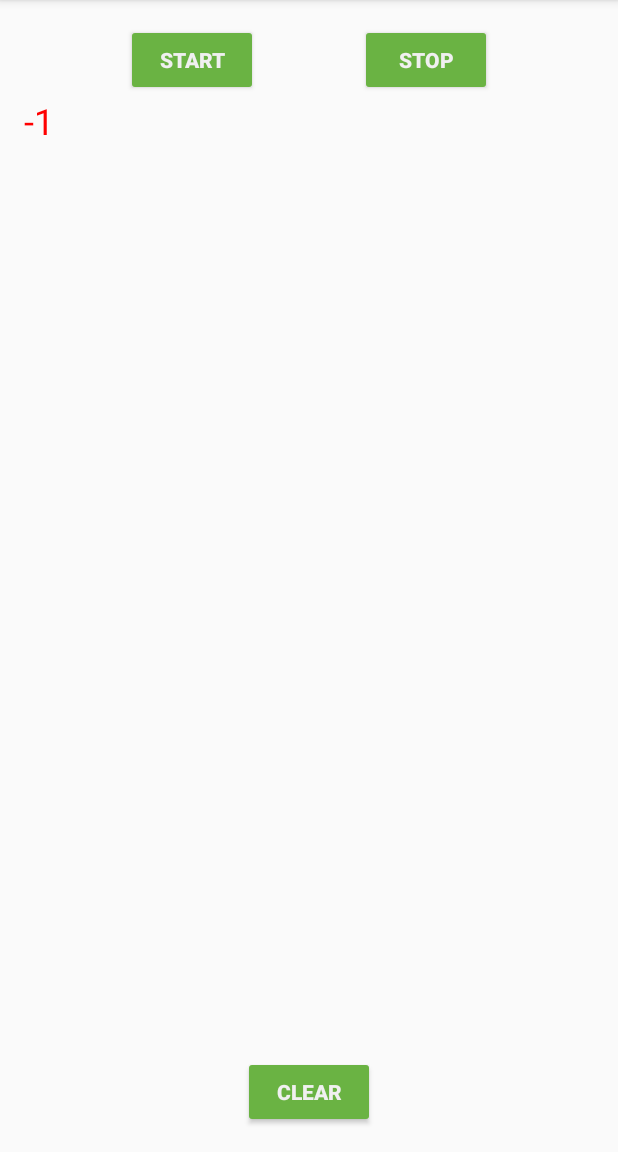
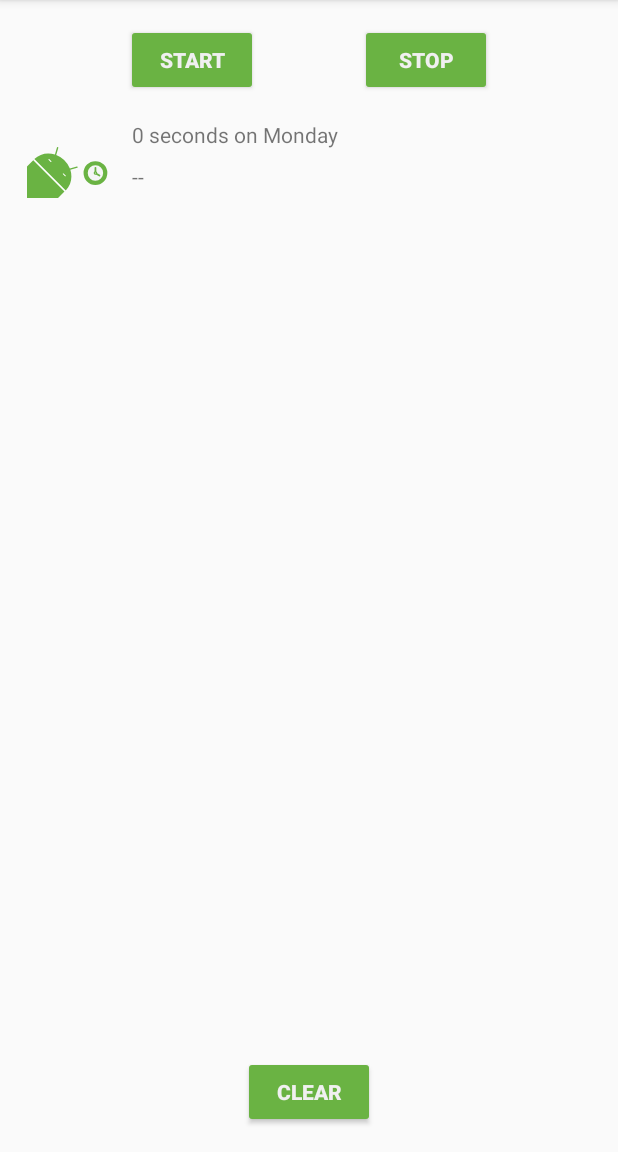
Before and after one commit to ptreitler/andfun-kotlin-sleep-tracker-with-recyclerview, an Android app: the screen it shows after launch (MainActivity), after a tap on "START", on a phone screen of 412 x 824 dp, the part 84-1236 px from its top. Run offline under Robolectric (Android 15) with nearby library versions, the phone set to English and light mode, and no system bars; our stand-ins replace Room's generated code, data binding; Roboto replaces fonts that are not available here; 3 statements that could not run were skipped.

Commit message:
Step.04-Solution-Display-SleepQuality-List

```diff
--- a/app/src/main/java/com/example/android/trackmysleepquality/sleeptracker/SleepNightAdapter.kt
+++ b/app/src/main/java/com/example/android/trackmysleepquality/sleeptracker/SleepNightAdapter.kt
@@ -16,17 +16,18 @@
 
 package com.example.android.trackmysleepquality.sleeptracker
 
-import android.graphics.Color
 import android.view.LayoutInflater
+import android.view.View
 import android.view.ViewGroup
+import android.widget.ImageView
 import android.widget.TextView
 import androidx.recyclerview.widget.RecyclerView
 import com.example.android.trackmysleepquality.R
-import com.example.android.trackmysleepquality.TextItemViewHolder
+import com.example.android.trackmysleepquality.convertDurationToFormatted
+import com.example.android.trackmysleepquality.convertNumericQualityToString
 import com.example.android.trackmysleepquality.database.SleepNight
 
-// TODO (06) Change RecyclerView.Adapter’s parameter to <SleepNightAdapter.ViewHolder>.
-class SleepNightAdapter : RecyclerView.Adapter<TextItemViewHolder>() {
+class SleepNightAdapter : RecyclerView.Adapter<SleepNightAdapter.ViewHolder>() {
 
     var data = listOf<SleepNight>()
         set(value) {
@@ -36,34 +37,34 @@ class SleepNightAdapter : RecyclerView.Adapter<TextItemViewHolder>() {
 
     override fun getItemCount() = data.size
 
-    // TODO (08) Change onBindViewHolder’s holder parameter type to ViewHolder, and update views.
-    override fun onBindViewHolder(holder: TextItemViewHolder, position: Int) {
+    override fun onBindViewHolder(holder: ViewHolder, position: Int) {
         val item = data[position]
-        holder.textView.text = item.sleepQuality.toString()
-
-        if (item.sleepQuality <= 1) {
-            holder.textView.setTextColor(Color.RED) // red
-        } else {
-            // reset
-            holder.textView.setTextColor(Color.BLACK) // black
-        }
+        val res = holder.itemView.context.resources
+        holder.sleepLength.text = convertDurationToFormatted(item.startTimeMilli, item.endTimeMilli, res)
+        holder.quality.text = convertNumericQualityToString(item.sleepQuality, res)
+        holder.qualityImage.setImageResource(when (item.sleepQuality) {
+            0 -> R.drawable.ic_sleep_0
+            1 -> R.drawable.ic_sleep_1
+            2 -> R.drawable.ic_sleep_2
+            3 -> R.drawable.ic_sleep_3
+            4 -> R.drawable.ic_sleep_4
+            5 -> R.drawable.ic_sleep_5
+            else -> R.drawable.ic_sleep_active
+        })
     }
 
-    override fun onCreateViewHolder(parent: ViewGroup, viewType: Int): TextItemViewHolder {
-
-        // TODO (07) Update view to inflate list_item_sleep_night, and change
-        // return type to ViewHolder.
-
+    override fun onCreateViewHolder(parent: ViewGroup, viewType: Int): ViewHolder {
         val layoutInflater = LayoutInflater.from(parent.context)
         val view = layoutInflater
-                .inflate(R.layout.text_item_view, parent, false) as TextView
+                .inflate(R.layout.list_item_sleep_night, parent, false)
 
-        return TextItemViewHolder(view)
+        return ViewHolder(view)
     }
 
-    // TODO (04) Create a ViewHolder class that extends RecyclerView.ViewHolder.
-
-    // TODO (05) Inside the ViewHolder, use findViewById() to create properties for sleepLength,
-    // quality, and qualityImage.
+    class ViewHolder(itemView: View) : RecyclerView.ViewHolder(itemView){
+        val sleepLength: TextView = itemView.findViewById(R.id.sleep_length)
+        val quality: TextView = itemView.findViewById(R.id.quality_string)
+        val qualityImage: ImageView = itemView.findViewById(R.id.quality_image)
+    }
 
 }
--- a/app/src/main/res/layout/list_item_sleep_night.xml
+++ b/app/src/main/res/layout/list_item_sleep_night.xml
@@ -1,14 +1,45 @@
 <?xml version="1.0" encoding="utf-8"?>
 <androidx.constraintlayout.widget.ConstraintLayout
     xmlns:android="http://schemas.android.com/apk/res/android"
+    xmlns:app="http://schemas.android.com/apk/res-auto"
+    xmlns:tools="http://schemas.android.com/tools"
     android:orientation="vertical"
     android:layout_width="match_parent"
     android:layout_height="wrap_content">
 
-    <!-- TODO (01) Add an ImageView and set its id to quality_image. -->
+    <ImageView
+        android:id="@+id/quality_image"
+        android:layout_width="@dimen/icon_size"
+        android:layout_height="60dp"
+        android:layout_marginStart="16dp"
+        android:layout_marginTop="8dp"
+        android:layout_marginBottom="8dp"
+        app:layout_constraintBottom_toBottomOf="parent"
+        app:layout_constraintStart_toStartOf="parent"
+        app:layout_constraintTop_toTopOf="parent"
+        tools:srcCompat="@drawable/ic_sleep_5" />
 
-    <!-- TODO (02) Add a TextView to the right of quality_image and set its id to sleep_length. -->
+    <TextView
+        android:id="@+id/sleep_length"
+        android:layout_width="0dp"
+        android:layout_height="20dp"
+        android:layout_marginStart="8dp"
+        android:layout_marginTop="8dp"
+        android:layout_marginEnd="16dp"
+        app:layout_constraintEnd_toEndOf="parent"
+        app:layout_constraintStart_toEndOf="@+id/quality_image"
+        app:layout_constraintTop_toTopOf="@+id/quality_image"
+        tools:text="Wednesday" />
 
-    <!-- TODO (03) Add a TextView below sleep_length and set its id to quality_string. -->
+    <TextView
+        android:id="@+id/quality_string"
+        android:layout_width="0dp"
+        android:layout_height="20dp"
+        android:layout_marginTop="8dp"
+        app:layout_constraintEnd_toEndOf="@+id/sleep_length"
+        app:layout_constraintHorizontal_bias="0.0"
+        app:layout_constraintStart_toStartOf="@+id/sleep_length"
+        app:layout_constraintTop_toBottomOf="@+id/sleep_length"
+        tools:text="Excellent!!!" />
 
 </androidx.constraintlayout.widget.ConstraintLayout>
```
